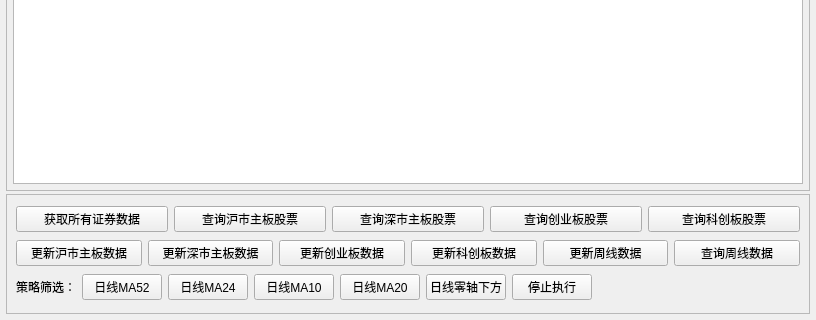
Above: gui/main/MainWidget.ui from Daydreamer-AI/MPolicy before the change; both pictures show x 0 to 816 and y 280 to 600 of the 816 by 600 pixel window. Below: the same form after it.
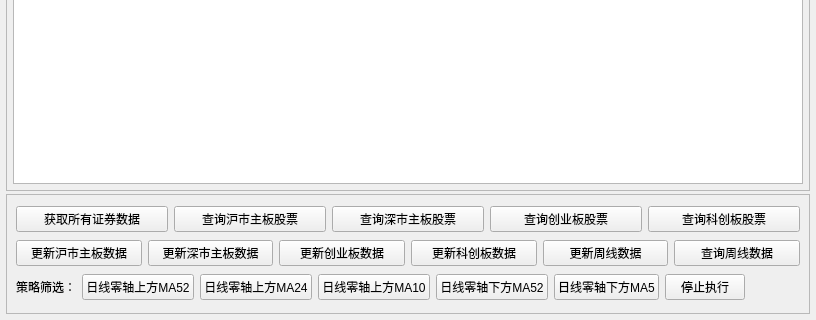
That is the form after the change.

```diff
--- a/gui/main/MainWidget.ui
+++ b/gui/main/MainWidget.ui
@@ -181,35 +181,35 @@
         <item>
          <widget class="QPushButton" name="btn_daily_ma52_filter">
           <property name="text">
-           <string>日线MA52</string>
+           <string>日线零轴上方MA52</string>
           </property>
          </widget>
         </item>
         <item>
          <widget class="QPushButton" name="btn_daily_ma24_filter">
           <property name="text">
-           <string>日线MA24</string>
+           <string>日线零轴上方MA24</string>
           </property>
          </widget>
         </item>
         <item>
          <widget class="QPushButton" name="btn_daily_ma10_filter">
           <property name="text">
-           <string>日线MA10</string>
+           <string>日线零轴上方MA10</string>
           </property>
          </widget>
         </item>
         <item>
          <widget class="QPushButton" name="btn_daily_ma20_filter">
           <property name="text">
-           <string>日线MA20</string>
+           <string>日线零轴下方MA52</string>
           </property>
          </widget>
         </item>
         <item>
          <widget class="QPushButton" name="btn_daily_down_filter">
           <property name="text">
-           <string>日线零轴下方</string>
+           <string>日线零轴下方MA5</string>
           </property>
          </widget>
         </item>
```
Left out of the diff: 10 changed lines with no effect on the pictures.
